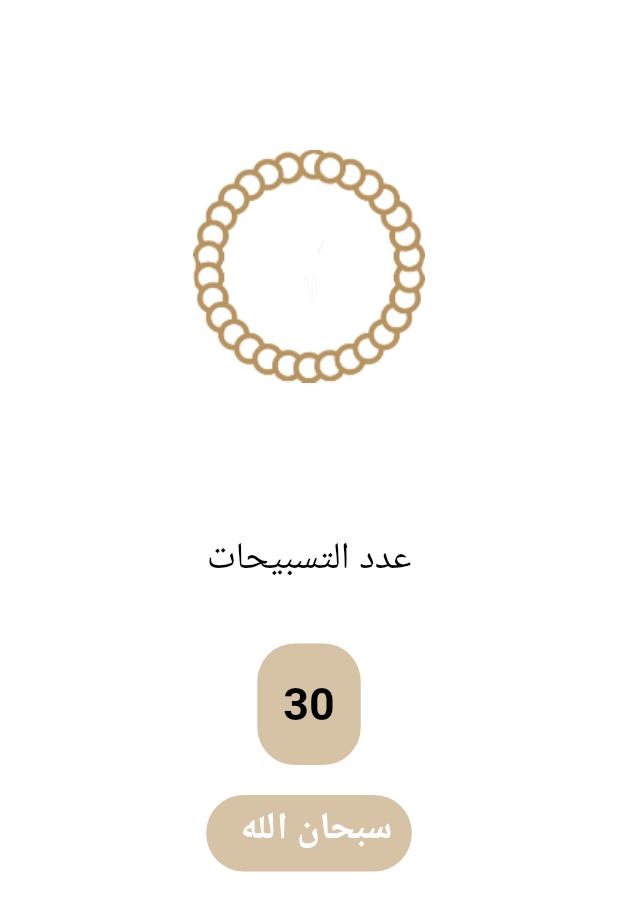
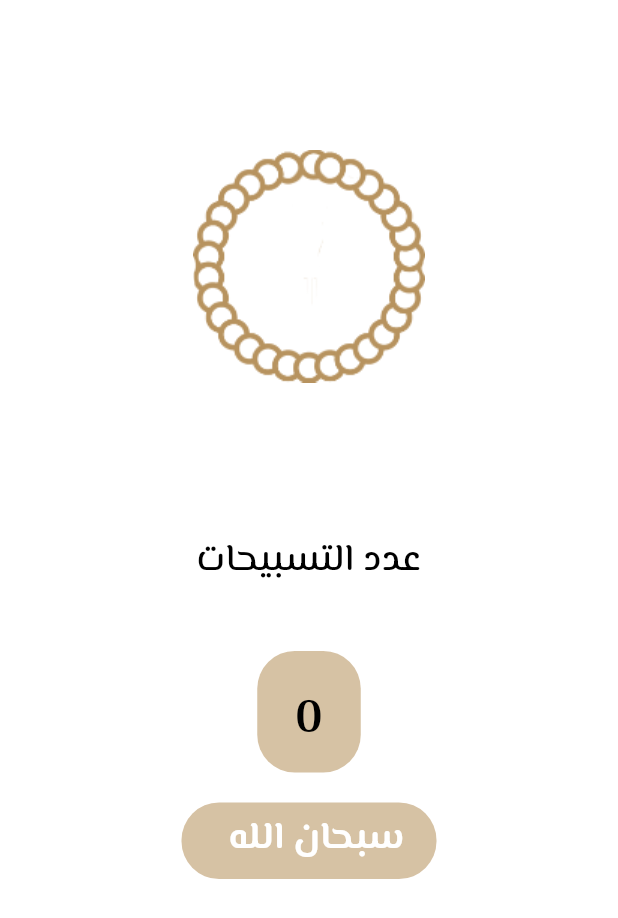
Before and after one commit to Mariam-yhya/islami_application, a Flutter app: the TasbihView widget shown alone on an empty page, opened directly, on a phone screen of 412 x 824 dp. Shown: the top 918 px of the screen. Run offline on Flutter 3.47's test engine with Material 2 defaults, Android fonts, the phone set to English and light mode, and no system bars; our stand-ins replace google_fonts; generated files the repository leaves out were written again.

Commit message:
tasbih with logic and radio feature without logic

```diff
--- a/lib/core/themes/application_theme.dart
+++ b/lib/core/themes/application_theme.dart
@@ -1,16 +1,16 @@
 import 'package:flutter/material.dart';
+import 'package:google_fonts/google_fonts.dart';
 
 class ApplicationTheme {
   static ThemeData lightTheme = ThemeData(
       textTheme: TextTheme(
-          bodyLarge: TextStyle(
-              fontSize: 30, fontWeight: FontWeight.bold, color: Colors.black),
-          bodyMedium: TextStyle(
-              fontSize: 25, fontWeight: FontWeight.w500, color: Colors.black),
-          bodySmall: TextStyle(
-              fontSize: 20,
-              fontWeight: FontWeight.normal,
-              color: Colors.black)),
+        bodyLarge: GoogleFonts.elMessiri(
+            fontSize: 30, fontWeight: FontWeight.bold, color: Colors.black),
+        bodyMedium: GoogleFonts.elMessiri(
+            fontSize: 25, fontWeight: FontWeight.w500, color: Colors.black),
+        bodySmall: GoogleFonts.elMessiri(
+            fontSize: 20, fontWeight: FontWeight.normal, color: Colors.black),
+      ),
       primaryColor: Color(0xFFB7935F),
       scaffoldBackgroundColor: Colors.transparent,
       bottomNavigationBarTheme: BottomNavigationBarThemeData(
--- a/lib/modules/tasbih/tasbih_screen.dart
+++ b/lib/modules/tasbih/tasbih_screen.dart
@@ -9,6 +9,16 @@ class TasbihView extends StatefulWidget {
 }
 
 class _TasbihViewState extends State<TasbihView> {
+  double angle = 0;
+  int counter = 0;
+  List<String> tasbih = [
+    "سبحان الله",
+    "الحمدلله",
+    "لا اله الا الله",
+    "الله اكبر",
+  ];
+  int currentIndex = 0;
+
   @override
   Widget build(BuildContext context) {
     var theme = Theme.of(context);
@@ -20,8 +30,12 @@ class _TasbihViewState extends State<TasbihView> {
             height: 100,
           ),
           GestureDetector(
-            child: Image(
-              image: AssetImage("assets/images/body_of_seb7a.png"),
+            onTap: onImageClicked,
+            child: Transform.rotate(
+              angle: angle,
+              child: Image(
+                image: AssetImage("assets/images/body_of_seb7a.png"),
+              ),
             ),
           ),
           SizedBox(
@@ -39,7 +53,7 @@ class _TasbihViewState extends State<TasbihView> {
               horizontal: 10,
               vertical: 23,
             ),
-            title: "30",
+            title: "$counter",
             height: 81,
             width: 69,
             style: theme.textTheme.bodyLarge,
@@ -54,14 +68,28 @@ class _TasbihViewState extends State<TasbihView> {
               top: 5,
               bottom: 5,
             ),
-            title: "سبحان الله",
+            title: tasbih[currentIndex],
             height: 51,
-            width: 137,
+            width: 170,
             style: TextStyle(
-                color: Colors.white, fontSize: 25, fontWeight: FontWeight.bold),
+              color: Colors.white,
+              fontSize: 25,
+              fontWeight: FontWeight.bold,
+            ),
           ),
         ],
       ),
     );
   }
+
+  void onImageClicked() {
+    angle += 3;
+    counter++;
+    if (counter > 30) {
+      counter = 0;
+      currentIndex++;
+      currentIndex = currentIndex % 4;
+    }
+    setState(() {});
+  }
 }
--- a/pubspec.yaml
+++ b/pubspec.yaml
@@ -35,6 +35,7 @@ dependencies:
   # The following adds the Cupertino Icons font to your application.
   # Use with the CupertinoIcons class for iOS style icons.
   cupertino_icons: ^1.0.2
+  google_fonts: ^6.1.0
 
 
 
```
Also changed, not shown: pubspec.lock, 1 other file.
